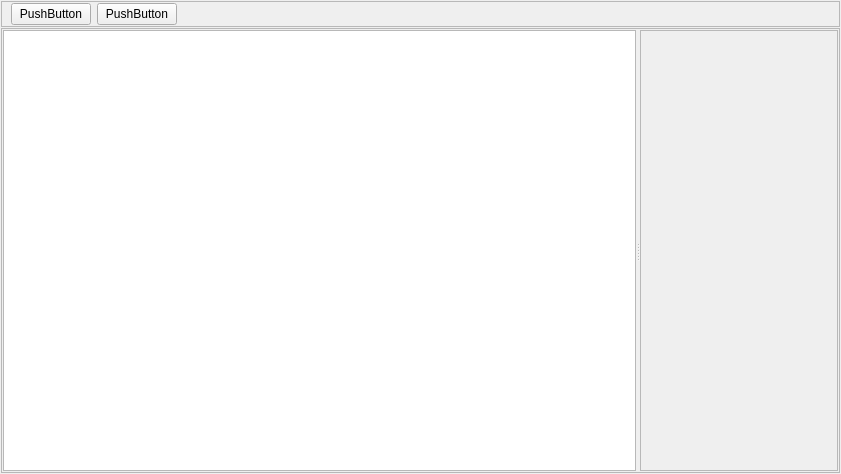
Old version of the form client_widgets/summarieswidget.ui in the repository grigp/a-analyser.
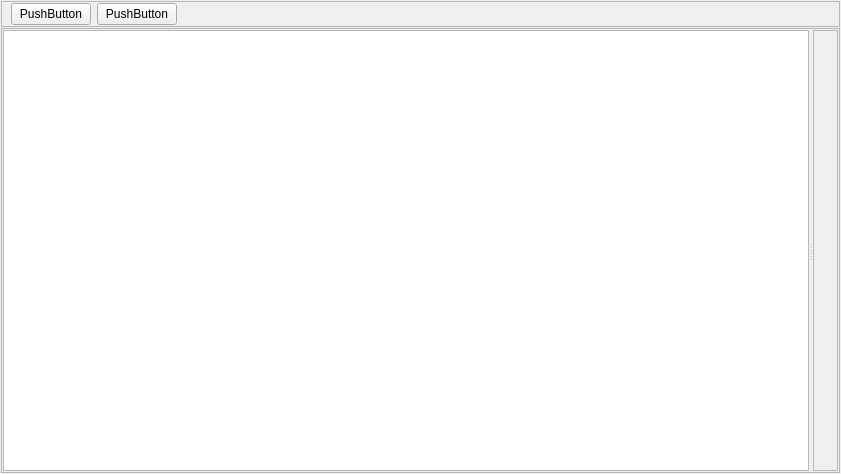
New version of the form.

```diff
--- a/client_widgets/summarieswidget.ui
+++ b/client_widgets/summarieswidget.ui
@@ -130,7 +130,20 @@
          <property name="frameShadow">
           <enum>QFrame::Raised</enum>
          </property>
-         <layout class="QVBoxLayout" name="verticalLayout_2"/>
+         <layout class="QVBoxLayout" name="verticalLayout_2">
+          <property name="leftMargin">
+           <number>0</number>
+          </property>
+          <property name="topMargin">
+           <number>0</number>
+          </property>
+          <property name="rightMargin">
+           <number>0</number>
+          </property>
+          <property name="bottomMargin">
+           <number>0</number>
+          </property>
+         </layout>
         </widget>
        </widget>
       </item>
```
